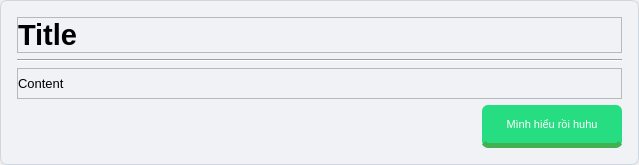
Qt form guis/window_notify.ui (lucid-irl/DTU-Universe) before a commit.
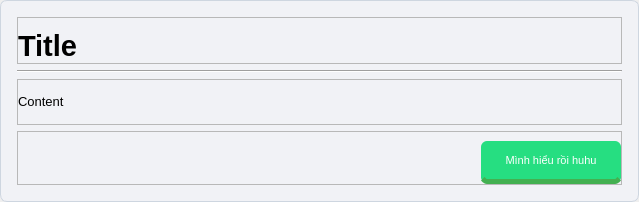
The same form after that commit.

```diff
--- a/guis/window_notify.ui
+++ b/guis/window_notify.ui
@@ -7,7 +7,7 @@
     <x>0</x>
     <y>0</y>
     <width>639</width>
-    <height>165</height>
+    <height>202</height>
    </rect>
   </property>
   <property name="windowTitle">
@@ -163,6 +163,9 @@
            <property name="text">
             <string>Content</string>
            </property>
+           <property name="textFormat">
+            <enum>Qt::RichText</enum>
+           </property>
            <property name="wordWrap">
             <bool>true</bool>
            </property>
@@ -171,7 +174,38 @@
         </layout>
        </widget>
       </item>
-      <item alignment="Qt::AlignRight">
+      <item>
+       <widget class="QFrame" name="frame_4">
+        <property name="frameShape">
+         <enum>QFrame::StyledPanel</enum>
+        </property>
+        <property name="frameShadow">
+         <enum>QFrame::Raised</enum>
+        </property>
+        <layout class="QHBoxLayout" name="horizontalLayout_3">
+         <property name="leftMargin">
+          <number>0</number>
+         </property>
+         <property name="rightMargin">
+          <number>0</number>
+         </property>
+         <property name="bottomMargin">
+          <number>0</number>
+         </property>
+         <item>
+          <spacer name="horizontalSpacer_2">
+           <property name="orientation">
+            <enum>Qt::Horizontal</enum>
+           </property>
+           <property name="sizeHint" stdset="0">
+            <size>
+             <width>40</width>
+             <height>20</height>
+            </size>
+           </property>
+          </spacer>
+         </item>
+         <item>
        <widget class="QPushButton" name="pushButtonOK">
         <property name="sizePolicy">
          <sizepolicy hsizetype="Fixed" vsizetype="Fixed">
@@ -204,6 +238,9 @@
         <property name="text">
          <string>Mình hiểu rồi huhu</string>
         </property>
+          </widget>
+         </item>
+        </layout>
        </widget>
       </item>
      </layout>
```
Lines whose indentation alone changed are shown as unchanged.
